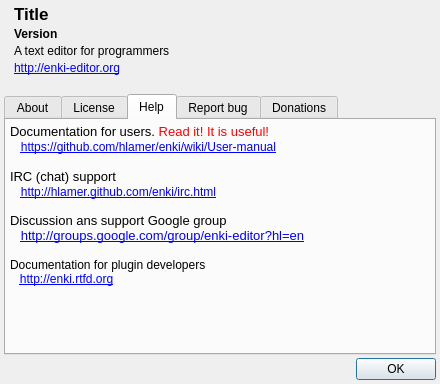
The window that enki/plugins/helpmenu/UIAbout.ui (andreikop/enki) describes before a commit, drawn with Qt 5.
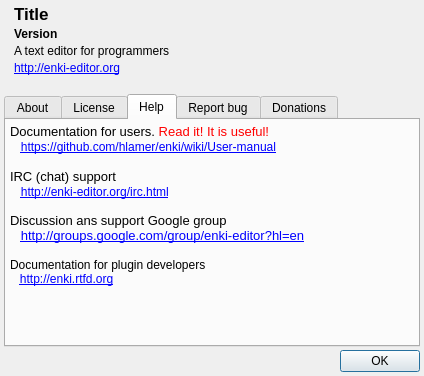
The same window after the commit. The open tabs and pages were chosen to show the change. Icons and pictures are not drawn.

Commit message: Fix web site link

Patch:
```diff
--- a/enki/plugins/helpmenu/UIAbout.ui
+++ b/enki/plugins/helpmenu/UIAbout.ui
@@ -6,8 +6,8 @@
    <rect>
     <x>0</x>
     <y>0</y>
-    <width>440</width>
-    <height>384</height>
+    <width>424</width>
+    <height>376</height>
    </rect>
   </property>
   <layout class="QVBoxLayout" name="verticalLayout_3">
@@ -411,23 +411,23 @@
        <string>&lt;!DOCTYPE HTML PUBLIC &quot;-//W3C//DTD HTML 4.0//EN&quot; &quot;http://www.w3.org/TR/REC-html40/strict.dtd&quot;&gt;
 &lt;html&gt;&lt;head&gt;&lt;meta name=&quot;qrichtext&quot; content=&quot;1&quot; /&gt;&lt;style type=&quot;text/css&quot;&gt;
 p, li { white-space: pre-wrap; }
-&lt;/style&gt;&lt;/head&gt;&lt;body style=&quot; font-family:'Ubuntu'; font-size:11pt; font-weight:400; font-style:normal;&quot;&gt;
+&lt;/style&gt;&lt;/head&gt;&lt;body style=&quot; font-family:'Sans'; font-size:10pt; font-weight:400; font-style:normal;&quot;&gt;
 &lt;table border=&quot;0&quot; style=&quot; margin-top:0px; margin-bottom:0px; margin-left:0px; margin-right:0px;&quot; width=&quot;100%&quot; cellspacing=&quot;0&quot; cellpadding=&quot;0&quot;&gt;
 &lt;tr&gt;
 &lt;td&gt;
-&lt;p style=&quot; margin-top:0px; margin-bottom:0px; margin-left:0px; margin-right:0px; -qt-block-indent:0; text-indent:0px;&quot;&gt;&lt;span style=&quot; font-family:'Droid Sans'; font-size:10pt;&quot;&gt;Documentation for users. &lt;/span&gt;&lt;span style=&quot; font-family:'Droid Sans'; font-size:10pt; color:#ff0000;&quot;&gt;Read it! It is useful!&lt;/span&gt;&lt;/p&gt;
-&lt;p style=&quot; margin-top:0px; margin-bottom:0px; margin-left:0px; margin-right:0px; -qt-block-indent:0; text-indent:0px;&quot;&gt;&lt;span style=&quot; font-family:'Droid Sans'; font-size:10pt;&quot;&gt;   &lt;/span&gt;&lt;a href=&quot;https://github.com/hlamer/enki/wiki/User-manual&quot;&gt;&lt;span style=&quot; font-family:'Sans'; font-size:9pt; text-decoration: underline; color:#0000ff;&quot;&gt;https://github.com/hlamer/enki/wiki/User-manual&lt;/span&gt;&lt;/a&gt;&lt;/p&gt;
-&lt;p style=&quot;-qt-paragraph-type:empty; margin-top:0px; margin-bottom:0px; margin-left:0px; margin-right:0px; -qt-block-indent:0; text-indent:0px; font-family:'Droid Sans'; font-size:10pt;&quot;&gt;&lt;/p&gt;
-&lt;p style=&quot; margin-top:0px; margin-bottom:0px; margin-left:0px; margin-right:0px; -qt-block-indent:0; text-indent:0px;&quot;&gt;&lt;span style=&quot; font-family:'Droid Sans'; font-size:10pt;&quot;&gt;IRC (chat) support&lt;br /&gt;   &lt;/span&gt;&lt;a href=&quot;http://hlamer.github.com/enki/irc.html&quot;&gt;&lt;span style=&quot; font-family:'Sans'; font-size:9pt; text-decoration: underline; color:#0000ff;&quot;&gt;http://hlamer.github.com/enki/irc.html&lt;/span&gt;&lt;/a&gt;&lt;/p&gt;
-&lt;p style=&quot;-qt-paragraph-type:empty; margin-top:0px; margin-bottom:0px; margin-left:0px; margin-right:0px; -qt-block-indent:0; text-indent:0px; font-family:'Sans'; font-size:9pt; text-decoration: underline; color:#0000ff;&quot;&gt;&lt;/p&gt;&lt;/td&gt;&lt;/tr&gt;
+&lt;p style=&quot; margin-top:0px; margin-bottom:0px; margin-left:0px; margin-right:0px; -qt-block-indent:0; text-indent:0px;&quot;&gt;&lt;span style=&quot; font-family:'Droid Sans';&quot;&gt;Documentation for users. &lt;/span&gt;&lt;span style=&quot; font-family:'Droid Sans'; color:#ff0000;&quot;&gt;Read it! It is useful!&lt;/span&gt;&lt;/p&gt;
+&lt;p style=&quot; margin-top:0px; margin-bottom:0px; margin-left:0px; margin-right:0px; -qt-block-indent:0; text-indent:0px;&quot;&gt;&lt;span style=&quot; font-family:'Droid Sans';&quot;&gt;   &lt;/span&gt;&lt;a href=&quot;https://github.com/hlamer/enki/wiki/User-manual&quot;&gt;&lt;span style=&quot; font-size:9pt; text-decoration: underline; color:#0000ff;&quot;&gt;https://github.com/hlamer/enki/wiki/User-manual&lt;/span&gt;&lt;/a&gt;&lt;/p&gt;
+&lt;p style=&quot;-qt-paragraph-type:empty; margin-top:0px; margin-bottom:0px; margin-left:0px; margin-right:0px; -qt-block-indent:0; text-indent:0px; font-family:'Droid Sans';&quot;&gt;&lt;br /&gt;&lt;/p&gt;
+&lt;p style=&quot; margin-top:0px; margin-bottom:0px; margin-left:0px; margin-right:0px; -qt-block-indent:0; text-indent:0px;&quot;&gt;&lt;span style=&quot; font-family:'Droid Sans';&quot;&gt;IRC (chat) support&lt;br /&gt;   &lt;/span&gt;&lt;a href=&quot;http://enki-editor.org/irc.html&quot;&gt;&lt;span style=&quot; font-size:9pt; text-decoration: underline; color:#0000ff;&quot;&gt;http://enki-editor.org/irc.html&lt;/span&gt;&lt;/a&gt;&lt;/p&gt;
+&lt;p style=&quot;-qt-paragraph-type:empty; margin-top:0px; margin-bottom:0px; margin-left:0px; margin-right:0px; -qt-block-indent:0; text-indent:0px; font-size:9pt; text-decoration: underline; color:#0000ff;&quot;&gt;&lt;br /&gt;&lt;/p&gt;&lt;/td&gt;&lt;/tr&gt;
 &lt;tr&gt;
 &lt;td&gt;
-&lt;p style=&quot; margin-top:0px; margin-bottom:0px; margin-left:0px; margin-right:0px; -qt-block-indent:0; text-indent:0px;&quot;&gt;&lt;span style=&quot; font-family:'Droid Sans'; font-size:10pt;&quot;&gt;Discussion ans support Google group&lt;br /&gt;   &lt;/span&gt;&lt;a href=&quot;http://groups.google.com/group/enki-editor?hl=en&quot;&gt;&lt;span style=&quot; font-family:'Droid Sans'; font-size:10pt; text-decoration: underline; color:#0000ff;&quot;&gt;http://groups.google.com/group/enki-editor?hl=en&lt;/span&gt;&lt;/a&gt;&lt;/p&gt;
-&lt;p style=&quot;-qt-paragraph-type:empty; margin-top:0px; margin-bottom:0px; margin-left:0px; margin-right:0px; -qt-block-indent:0; text-indent:0px; font-family:'Droid Sans'; font-size:10pt; text-decoration: underline; color:#0000ff;&quot;&gt;&lt;/p&gt;&lt;/td&gt;&lt;/tr&gt;
+&lt;p style=&quot; margin-top:0px; margin-bottom:0px; margin-left:0px; margin-right:0px; -qt-block-indent:0; text-indent:0px;&quot;&gt;&lt;span style=&quot; font-family:'Droid Sans';&quot;&gt;Discussion ans support Google group&lt;br /&gt;   &lt;/span&gt;&lt;a href=&quot;http://groups.google.com/group/enki-editor?hl=en&quot;&gt;&lt;span style=&quot; font-family:'Droid Sans'; text-decoration: underline; color:#0000ff;&quot;&gt;http://groups.google.com/group/enki-editor?hl=en&lt;/span&gt;&lt;/a&gt;&lt;/p&gt;
+&lt;p style=&quot;-qt-paragraph-type:empty; margin-top:0px; margin-bottom:0px; margin-left:0px; margin-right:0px; -qt-block-indent:0; text-indent:0px; font-family:'Droid Sans'; text-decoration: underline; color:#0000ff;&quot;&gt;&lt;br /&gt;&lt;/p&gt;&lt;/td&gt;&lt;/tr&gt;
 &lt;tr&gt;
 &lt;td&gt;
-&lt;p style=&quot; margin-top:0px; margin-bottom:0px; margin-left:0px; margin-right:0px; -qt-block-indent:0; text-indent:0px;&quot;&gt;&lt;span style=&quot; font-family:'Sans'; font-size:9pt;&quot;&gt;Documentation for plugin developers&lt;/span&gt;&lt;/p&gt;
-&lt;p style=&quot; margin-top:0px; margin-bottom:0px; margin-left:0px; margin-right:0px; -qt-block-indent:0; text-indent:0px;&quot;&gt;&lt;span style=&quot; font-family:'Sans'; font-size:9pt;&quot;&gt;   &lt;/span&gt;&lt;a href=&quot;http://enki.rtfd.org&quot;&gt;&lt;span style=&quot; font-family:'Sans'; font-size:9pt; text-decoration: underline; color:#0000ff;&quot;&gt;http://enki.rtfd.org&lt;/span&gt;&lt;/a&gt;&lt;/p&gt;&lt;/td&gt;&lt;/tr&gt;&lt;/table&gt;&lt;/body&gt;&lt;/html&gt;</string>
+&lt;p style=&quot; margin-top:0px; margin-bottom:0px; margin-left:0px; margin-right:0px; -qt-block-indent:0; text-indent:0px;&quot;&gt;&lt;span style=&quot; font-size:9pt;&quot;&gt;Documentation for plugin developers&lt;/span&gt;&lt;/p&gt;
+&lt;p style=&quot; margin-top:0px; margin-bottom:0px; margin-left:0px; margin-right:0px; -qt-block-indent:0; text-indent:0px;&quot;&gt;&lt;span style=&quot; font-size:9pt;&quot;&gt;   &lt;/span&gt;&lt;a href=&quot;http://enki.rtfd.org&quot;&gt;&lt;span style=&quot; font-size:9pt; text-decoration: underline; color:#0000ff;&quot;&gt;http://enki.rtfd.org&lt;/span&gt;&lt;/a&gt;&lt;/p&gt;&lt;/td&gt;&lt;/tr&gt;&lt;/table&gt;&lt;/body&gt;&lt;/html&gt;</string>
       </property>
       <property name="tabStopWidth">
        <number>40</number>
```
Left out of the diff: 40 changed lines with no effect on the pictures.
